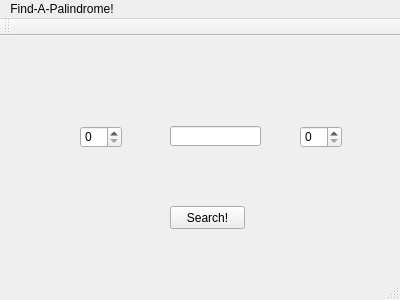
Above: palindrome/mainwindow.ui from tonypro17/palindrome before the change. Below: the same form after it.
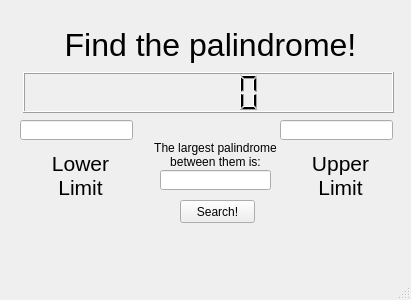
That is the form after the change.

```diff
--- a/palindrome/mainwindow.ui
+++ b/palindrome/mainwindow.ui
@@ -6,7 +6,7 @@
    <rect>
     <x>0</x>
     <y>0</y>
-    <width>400</width>
+    <width>411</width>
     <height>300</height>
    </rect>
   </property>
@@ -17,8 +17,8 @@
    <widget class="QPushButton" name="searchBtn">
     <property name="geometry">
      <rect>
-      <x>170</x>
-      <y>170</y>
+      <x>180</x>
+      <y>200</y>
       <width>75</width>
       <height>23</height>
      </rect>
@@ -27,60 +27,123 @@
      <string>Search!</string>
     </property>
    </widget>
-   <widget class="QSpinBox" name="inputOne">
+   <widget class="QLineEdit" name="lineEditDisplay">
     <property name="geometry">
      <rect>
-      <x>80</x>
-      <y>90</y>
-      <width>42</width>
-      <height>22</height>
+      <x>160</x>
+      <y>170</y>
+      <width>111</width>
+      <height>20</height>
      </rect>
     </property>
    </widget>
-   <widget class="QSpinBox" name="inputTwo">
+   <widget class="QLCDNumber" name="LDCNumberDisplay">
+    <property name="geometry">
+     <rect>
+      <x>23</x>
+      <y>72</y>
+      <width>371</width>
+      <height>41</height>
+     </rect>
+    </property>
+   </widget>
+   <widget class="QLineEdit" name="inputOne">
+    <property name="geometry">
+     <rect>
+      <x>20</x>
+      <y>120</y>
+      <width>113</width>
+      <height>20</height>
+     </rect>
+    </property>
+   </widget>
+   <widget class="QLineEdit" name="inputTwo">
+    <property name="geometry">
+     <rect>
+      <x>280</x>
+      <y>120</y>
+      <width>113</width>
+      <height>20</height>
+     </rect>
+    </property>
+   </widget>
+   <widget class="QLabel" name="label">
+    <property name="geometry">
+     <rect>
+      <x>40</x>
+      <y>150</y>
+      <width>81</width>
+      <height>51</height>
+     </rect>
+    </property>
+    <property name="font">
+     <font>
+      <pointsize>16</pointsize>
+     </font>
+    </property>
+    <property name="text">
+     <string>&lt;html&gt;&lt;head/&gt;&lt;body&gt;&lt;p align=&quot;center&quot;&gt;Lower Limit&lt;/p&gt;&lt;/body&gt;&lt;/html&gt;</string>
+    </property>
+    <property name="scaledContents">
+     <bool>false</bool>
+    </property>
+    <property name="wordWrap">
+     <bool>true</bool>
+    </property>
+   </widget>
+   <widget class="QLabel" name="label_2">
     <property name="geometry">
      <rect>
       <x>300</x>
-      <y>90</y>
-      <width>42</width>
-      <height>22</height>
+      <y>150</y>
+      <width>81</width>
+      <height>51</height>
      </rect>
     </property>
+    <property name="font">
+     <font>
+      <pointsize>16</pointsize>
+     </font>
+    </property>
+    <property name="text">
+     <string>&lt;html&gt;&lt;head/&gt;&lt;body&gt;&lt;p align=&quot;center&quot;&gt;Upper Limit&lt;/p&gt;&lt;/body&gt;&lt;/html&gt;</string>
+    </property>
+    <property name="scaledContents">
+     <bool>false</bool>
+    </property>
+    <property name="wordWrap">
+     <bool>true</bool>
+    </property>
    </widget>
-   <widget class="QLineEdit" name="largestPalindromeDisplay">
+   <widget class="QLabel" name="label_3">
     <property name="geometry">
      <rect>
-      <x>170</x>
-      <y>90</y>
-      <width>91</width>
-      <height>20</height>
+      <x>150</x>
+      <y>140</y>
+      <width>131</width>
+      <height>31</height>
      </rect>
     </property>
+    <property name="text">
+     <string>&lt;html&gt;&lt;head/&gt;&lt;body&gt;&lt;p align=&quot;center&quot;&gt;The largest palindrome between them is:&lt;/p&gt;&lt;/body&gt;&lt;/html&gt;</string>
+    </property>
+    <property name="wordWrap">
+     <bool>true</bool>
+    </property>
    </widget>
-  </widget>
-  <widget class="QMenuBar" name="menuBar">
-   <property name="geometry">
-    <rect>
-     <x>0</x>
-     <y>0</y>
-     <width>400</width>
-     <height>21</height>
-    </rect>
-   </property>
-   <widget class="QMenu" name="menuFind_A_Palindrome">
-    <property name="title">
-     <string>Find-A-Palindrome!</string>
+   <widget class="QLabel" name="label_4">
+    <property name="geometry">
+     <rect>
+      <x>30</x>
+      <y>20</y>
+      <width>361</width>
+      <height>51</height>
+     </rect>
     </property>
+    <property name="text">
+     <string>&lt;html&gt;&lt;head/&gt;&lt;body&gt;&lt;p align=&quot;center&quot;&gt;&lt;span style=&quot; font-size:24pt;&quot;&gt;Find the palindrome!&lt;/span&gt;&lt;/p&gt;&lt;/body&gt;&lt;/html&gt;</string>
+    </property>
    </widget>
-   <addaction name="menuFind_A_Palindrome"/>
-  </widget>
-  <widget class="QToolBar" name="mainToolBar">
-   <attribute name="toolBarArea">
-    <enum>TopToolBarArea</enum>
-   </attribute>
-   <attribute name="toolBarBreak">
-    <bool>false</bool>
-   </attribute>
   </widget>
   <widget class="QStatusBar" name="statusBar"/>
  </widget>
```
